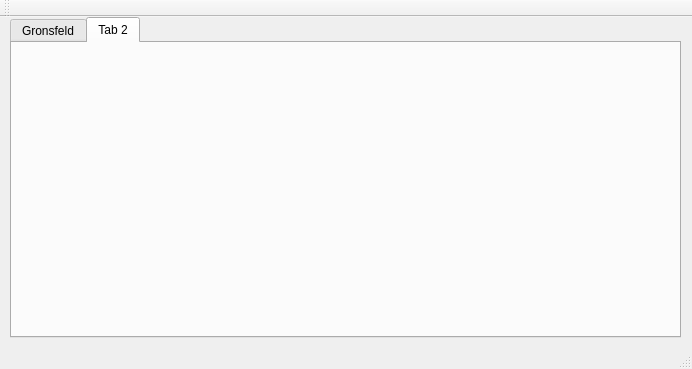
Old version of the form lab1/mainwindow.ui in the repository SpiderCh/MATFIS.
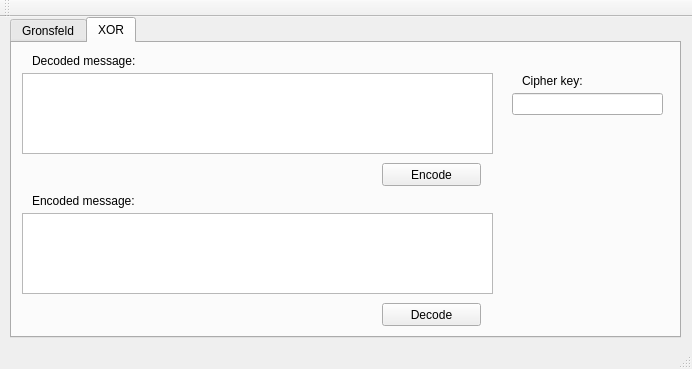
New version of the form. The open tabs and pages were chosen to show the change.

```diff
--- a/lab1/mainwindow.ui
+++ b/lab1/mainwindow.ui
@@ -128,8 +128,106 @@
     </widget>
     <widget class="QWidget" name="tab_2">
      <attribute name="title">
-      <string>Tab 2</string>
+      <string>XOR</string>
      </attribute>
+     <widget class="QLabel" name="label_4">
+      <property name="geometry">
+       <rect>
+        <x>20</x>
+        <y>150</y>
+        <width>121</width>
+        <height>16</height>
+       </rect>
+      </property>
+      <property name="text">
+       <string>Encoded message:</string>
+      </property>
+     </widget>
+     <widget class="QTextEdit" name="m_XOREncodedMessage">
+      <property name="geometry">
+       <rect>
+        <x>10</x>
+        <y>170</y>
+        <width>471</width>
+        <height>81</height>
+       </rect>
+      </property>
+     </widget>
+     <widget class="QLabel" name="label_5">
+      <property name="geometry">
+       <rect>
+        <x>20</x>
+        <y>10</y>
+        <width>131</width>
+        <height>16</height>
+       </rect>
+      </property>
+      <property name="text">
+       <string>Decoded message:</string>
+      </property>
+     </widget>
+     <widget class="QTextEdit" name="m_XORDecodedMessage">
+      <property name="geometry">
+       <rect>
+        <x>10</x>
+        <y>30</y>
+        <width>471</width>
+        <height>81</height>
+       </rect>
+      </property>
+     </widget>
+     <widget class="QLabel" name="label_6">
+      <property name="geometry">
+       <rect>
+        <x>510</x>
+        <y>30</y>
+        <width>91</width>
+        <height>16</height>
+       </rect>
+      </property>
+      <property name="text">
+       <string>Cipher key:</string>
+      </property>
+     </widget>
+     <widget class="QPushButton" name="m_XOREncodeButton">
+      <property name="geometry">
+       <rect>
+        <x>370</x>
+        <y>120</y>
+        <width>99</width>
+        <height>23</height>
+       </rect>
+      </property>
+      <property name="text">
+       <string>Encode</string>
+      </property>
+     </widget>
+     <widget class="QLineEdit" name="m_XORCipherLine">
+      <property name="geometry">
+       <rect>
+        <x>500</x>
+        <y>50</y>
+        <width>151</width>
+        <height>22</height>
+       </rect>
+      </property>
+      <property name="inputMethodHints">
+       <set>Qt::ImhDigitsOnly|Qt::ImhFormattedNumbersOnly</set>
+      </property>
+     </widget>
+     <widget class="QPushButton" name="m_XORDecodButton">
+      <property name="geometry">
+       <rect>
+        <x>370</x>
+        <y>260</y>
+        <width>99</width>
+        <height>23</height>
+       </rect>
+      </property>
+      <property name="text">
+       <string>Decode</string>
+      </property>
+     </widget>
     </widget>
    </widget>
   </widget>
```
Left out of the diff: 5 changed lines with no effect on the pictures.
